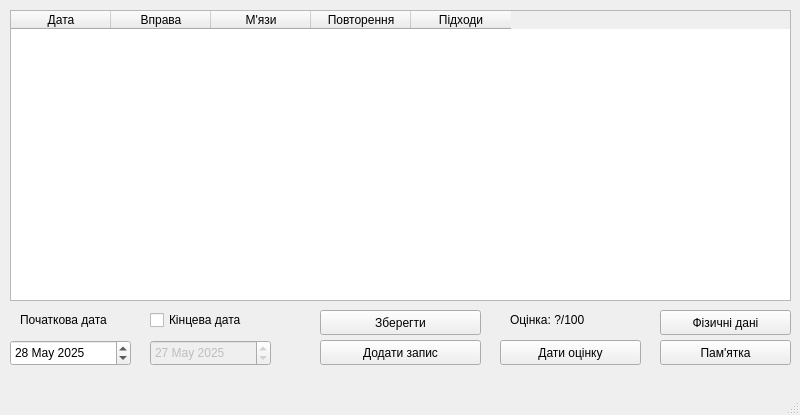
Old version of the form workoutwindow.ui in the repository Stalkeroid13/Health_statistic.
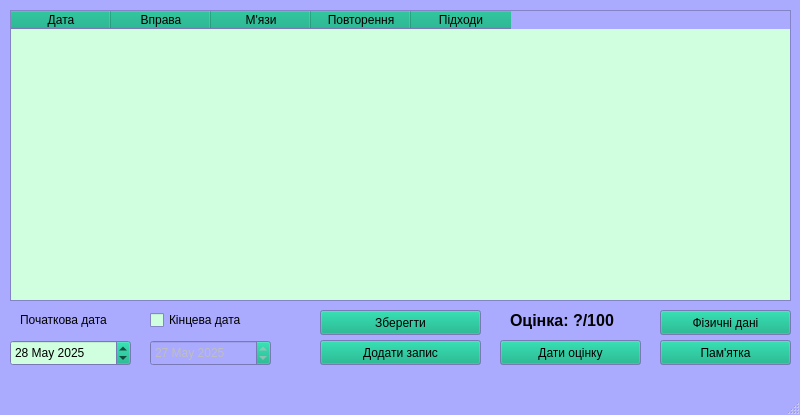
New version of the form.

Diff of the .ui file:
```diff
--- a/workoutwindow.ui
+++ b/workoutwindow.ui
@@ -10,6 +10,124 @@
     <height>415</height>
    </rect>
   </property>
+  <property name="palette">
+   <palette>
+    <active>
+     <colorrole role="Button">
+      <brush brushstyle="SolidPattern">
+       <color alpha="255">
+        <red>0</red>
+        <green>170</green>
+        <blue>127</blue>
+       </color>
+      </brush>
+     </colorrole>
+     <colorrole role="Mid">
+      <brush brushstyle="SolidPattern">
+       <color alpha="255">
+        <red>0</red>
+        <green>170</green>
+        <blue>127</blue>
+       </color>
+      </brush>
+     </colorrole>
+     <colorrole role="Base">
+      <brush brushstyle="SolidPattern">
+       <color alpha="255">
+        <red>207</red>
+        <green>255</green>
+        <blue>222</blue>
+       </color>
+      </brush>
+     </colorrole>
+     <colorrole role="Window">
+      <brush brushstyle="SolidPattern">
+       <color alpha="255">
+        <red>170</red>
+        <green>170</green>
+        <blue>255</blue>
+       </color>
+      </brush>
+     </colorrole>
+    </active>
+    <inactive>
+     <colorrole role="Button">
+      <brush brushstyle="SolidPattern">
+       <color alpha="255">
+        <red>0</red>
+        <green>170</green>
+        <blue>127</blue>
+       </color>
+      </brush>
+     </colorrole>
+     <colorrole role="Mid">
+      <brush brushstyle="SolidPattern">
+       <color alpha="255">
+        <red>0</red>
+        <green>170</green>
+        <blue>127</blue>
+       </color>
+      </brush>
+     </colorrole>
+     <colorrole role="Base">
+      <brush brushstyle="SolidPattern">
+       <color alpha="255">
+        <red>207</red>
+        <green>255</green>
+        <blue>222</blue>
+       </color>
+      </brush>
+     </colorrole>
+     <colorrole role="Window">
+      <brush brushstyle="SolidPattern">
+       <color alpha="255">
+        <red>170</red>
+        <green>170</green>
+        <blue>255</blue>
+       </color>
+      </brush>
+     </colorrole>
+    </inactive>
+    <disabled>
+     <colorrole role="Button">
+      <brush brushstyle="SolidPattern">
+       <color alpha="255">
+        <red>0</red>
+        <green>170</green>
+        <blue>127</blue>
+       </color>
+      </brush>
+     </colorrole>
+     <colorrole role="Mid">
+      <brush brushstyle="SolidPattern">
+       <color alpha="255">
+        <red>0</red>
+        <green>170</green>
+        <blue>127</blue>
+       </color>
+      </brush>
+     </colorrole>
+     <colorrole role="Base">
+      <brush brushstyle="SolidPattern">
+       <color alpha="255">
+        <red>170</red>
+        <green>170</green>
+        <blue>255</blue>
+       </color>
+      </brush>
+     </colorrole>
+     <colorrole role="Window">
+      <brush brushstyle="SolidPattern">
+       <color alpha="255">
+        <red>170</red>
+        <green>170</green>
+        <blue>255</blue>
+       </color>
+      </brush>
+     </colorrole>
+    </disabled>
+   </palette>
+  </property>
   <property name="windowTitle">
    <string>Фізична активність</string>
   </property>
@@ -85,7 +203,7 @@
     </property>
     <property name="dateTime">
      <datetime>
-      <hour>14</hour>
+      <hour>11</hour>
       <minute>0</minute>
       <second>0</second>
       <year>2025</year>
@@ -121,7 +239,7 @@
     </property>
     <property name="dateTime">
      <datetime>
-      <hour>14</hour>
+      <hour>11</hour>
       <minute>0</minute>
       <second>0</second>
       <year>2025</year>
@@ -178,6 +296,12 @@
       <height>20</height>
      </rect>
     </property>
+    <property name="font">
+     <font>
+      <pointsize>12</pointsize>
+      <bold>true</bold>
+     </font>
+    </property>
     <property name="text">
      <string>Оцінка: ?/100</string>
     </property>
```
Left out of the diff: 2 changed lines with no effect on the pictures.
